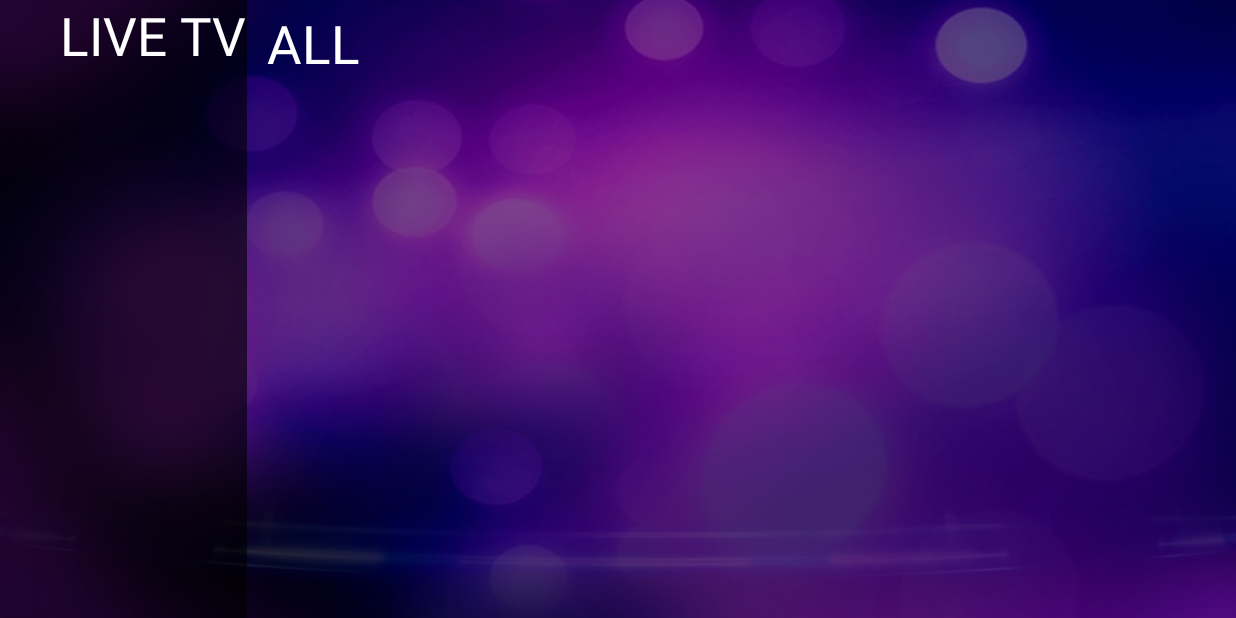
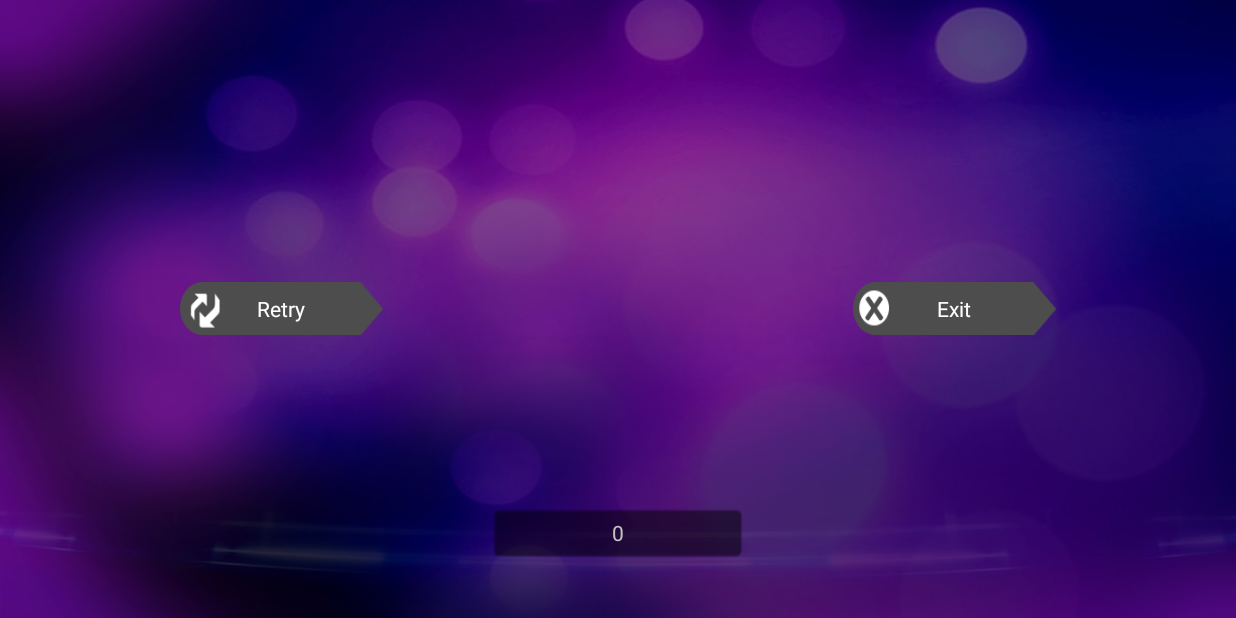
Before and after one commit to AppStar1108/buzzIPTV, an Android app: the screen it shows after launch (LiveTvActivity before the commit, starterActivity after it), on a phone screen of 824 x 412 dp (held sideways). Run offline under Robolectric (Android 15) with nearby library versions, the phone set to English and light mode, and no system bars; 1 statement that could not run was skipped.

Commit message:
update project along with require of client

```diff
--- a/buzziptvsource_new/app/src/main/java/com/redorange/motutv1/auth/AuthConfig.java
+++ b/buzziptvsource_new/app/src/main/java/com/redorange/motutv1/auth/AuthConfig.java
@@ -2,9 +2,7 @@ package com.redorange.motutv1.auth;
 
 import android.content.Context;
 import android.content.SharedPreferences;
-import android.content.SharedPreferences.Editor;
 import android.provider.Settings.Secure;
-import android.util.Log;
 
 public class AuthConfig
 {
@@ -30,7 +28,7 @@ public class AuthConfig
 
   private void doActivate(String paramString)
   {
-    //String str = productSN(paramString);
+   // String str = productSN(paramString);
 	  String str = paramString;
     //Log.i("yy", "sn=" + str);
     if (str.contains("-"))
--- a/buzziptvsource_new/app/src/main/java/com/redorange/motutv1/auth/UpdateUserService.java
+++ b/buzziptvsource_new/app/src/main/java/com/redorange/motutv1/auth/UpdateUserService.java
@@ -29,7 +29,7 @@ public class UpdateUserService
   private JSONObject root;
   String sn;
 
-  public UpdateUserService(Context paramContext)
+ public UpdateUserService(Context paramContext)
   {
     this.mApp = ((Motutv1Application)paramContext.getApplicationContext());
     this.sn = this.mApp.getSN();
@@ -107,6 +107,10 @@ public class UpdateUserService
 
     public abstract void onSuccess(String paramString);
   }
+  public String getSn()
+  {
+      return this.sn;
+  }
 }
 
 /* Location:           D:\Workspace\ReverseTool\classes_dex2jar.jar
--- a/buzziptvsource_new/app/src/main/java/com/redorange/motutv1/db/EpgDatas.java
+++ b/buzziptvsource_new/app/src/main/java/com/redorange/motutv1/db/EpgDatas.java
@@ -1,4 +1,6 @@
 package com.redorange.motutv1.db;
+
+import com.redorange.motutv1.LiveTvActivity;
 
 import org.apache.http.HttpEntity;
 import org.apache.http.HttpResponse;
@@ -26,7 +28,7 @@ public class EpgDatas {
 	public static JSONArray myepgreleaseList;
 	private static HashMap<String, JSONArray> epgmap;
 
-	public static void Initialize()
+	public static void Initialize(final LiveTvActivity mActivity)
 	{
 		epgmap = new HashMap<String, JSONArray>();
 		Thread thread = new Thread(new Runnable(){
--- /dev/null
+++ b/buzziptvsource_new/app/src/main/java/com/redorange/motutv1/starterActivity.java
@@ -0,0 +1,64 @@
+package com.redorange.motutv1;
+
+import android.app.Activity;
+import android.content.Intent;
+import android.os.Bundle;
+import android.view.View;
+import android.widget.Button;
+
+import com.extremeiptv.buzziptv.R;
+import com.redorange.motutv1.app.Motutv1Application;
+import com.redorange.motutv1.dialog.LoadPhotoDialog;
+
+
+public class starterActivity extends Activity{
+
+    //AuthConfig authConfig= new AuthConfig(this);
+    //UpdateUserService updateUser = new UpdateUserService(this);
+    Motutv1Application mApp;
+    //Context m_con;
+    LoadPhotoDialog dialog;
+    public final  static String msg_sn="My_SerialNumber";
+    @Override
+    protected void onCreate(Bundle savedInstanceState) {
+        super.onCreate(savedInstanceState);
+        setContentView(R.layout.activity_starter);
+        this.mApp = ((Motutv1Application)getApplication());
+        this.dialog=new LoadPhotoDialog(this,R.style.dialog);
+
+
+        ((Button) findViewById(R.id.btn_sn)).setText(mApp.getSN());
+
+        // Button click eventListner
+        ((Button) findViewById(R.id.btn_quit)).setOnClickListener(new View.OnClickListener() {
+            @Override
+            public void onClick(View v) {
+                android.os.Process.killProcess(android.os.Process.myPid());
+                return;
+            }
+        });
+        ((Button) findViewById(R.id.btn_retry)).setOnClickListener(new View.OnClickListener() {
+            @Override
+            public void onClick(View v) {
+                ((Button) findViewById(R.id.btn_retry)).setVisibility(View.INVISIBLE);
+                ((Button) findViewById(R.id.btn_quit)).setVisibility(View.INVISIBLE);
+                ((Button) findViewById(R.id.btn_sn)).setVisibility(View.INVISIBLE);
+                dialog.show();
+                toLogin();
+                return;
+            }
+        });
+        //
+    }
+    public void toLogin()
+    {
+        this.dialog.show();
+        Intent toLoginIntent = new Intent(this,loginActivity.class);
+        String message = this.mApp.getSN();
+        toLoginIntent.putExtra(msg_sn, message);
+        startActivity(toLoginIntent);
+        return;
+
+    }
+
+}
--- /dev/null
+++ b/buzziptvsource_new/app/src/main/res/layout/activity_starter.xml
@@ -0,0 +1,65 @@
+<?xml version="1.0" encoding="utf-8"?>
+<RelativeLayout xmlns:android="http://schemas.android.com/apk/res/android"
+    xmlns:tools="http://schemas.android.com/tools"
+    android:id="@+id/activity_starter"
+    android:layout_width="match_parent"
+    android:layout_height="match_parent"
+    tools:context="com.redorange.motutv1.starterActivity">
+
+    <RelativeLayout
+        android:layout_width="match_parent"
+        android:layout_height="match_parent"
+        android:layout_alignParentTop="true"
+        android:layout_toRightOf="@+id/layout_livetv_search"
+        android:background="@drawable/bg04"
+        android:id="@+id/rly_btnback">
+
+        <Button
+            android:text="Serial Number"
+            android:layout_width="wrap_content"
+            android:layout_height="wrap_content"
+            android:id="@+id/btn_sn"
+            style="@android:style/Widget.Button.Inset"
+            android:background="@drawable/snbg"
+            android:layout_alignParentBottom="true"
+            android:layout_marginBottom="40dp"
+            android:layout_alignParentRight="false"
+            android:layout_centerVertical="false"
+            android:layout_centerHorizontal="true"
+            android:textColor="@color/pale_white"
+            android:onClick="onClick (starterActivity)"/>
+
+        <Button
+            android:text="Exit"
+            android:layout_width="135dp"
+            android:layout_height="35dp"
+            android:id="@+id/btn_quit"
+            style="@android:style/Widget.Button"
+            android:background="@drawable/btn_exit"
+            android:layout_alignParentRight="true"
+            android:layout_centerVertical="true"
+            android:layout_marginRight="120dp"
+            android:textColor="@color/white"
+            android:onClick="onClick (starterActivity)" />
+
+        <Button
+            android:text="Retry"
+            android:id="@+id/btn_retry"
+            android:background="@drawable/btn_retry"
+            style="@android:style/Widget.Button"
+            android:layout_height="35dp"
+            android:layout_width="135dp"
+            android:layout_centerInParent="false"
+            android:layout_centerVertical="true"
+            android:layout_toRightOf="@+id/btn_quit"
+            android:layout_alignParentLeft="true"
+            android:layout_marginLeft="120dp"
+            android:textColor="@color/white"
+            android:onClick="onClick (starterActivity)" />
+
+    </RelativeLayout>
+
+
+
+
+</RelativeLayout>
```
Also changed, not shown: buzziptvsource_new/app/build.gradle (+4 -3 lines), buzziptvsource_new/app/src/main/AndroidManifest.xml (+22 -12 lines), buzziptvsource_new/app/src/main/java/com/redorange/motutv1/LiveTvActivity.java (+38 -7 lines), buzziptvsource_new/app/src/main/java/com/redorange/motutv1/loginActivity.java (added, +52 -0 lines), buzziptvsource_new/app/src/main/res/layout/starter.xml (deleted, +0 -65 lines), buzziptvsource_new/app/src/main/res/layout/window_login.xml (+27 -9 lines).
